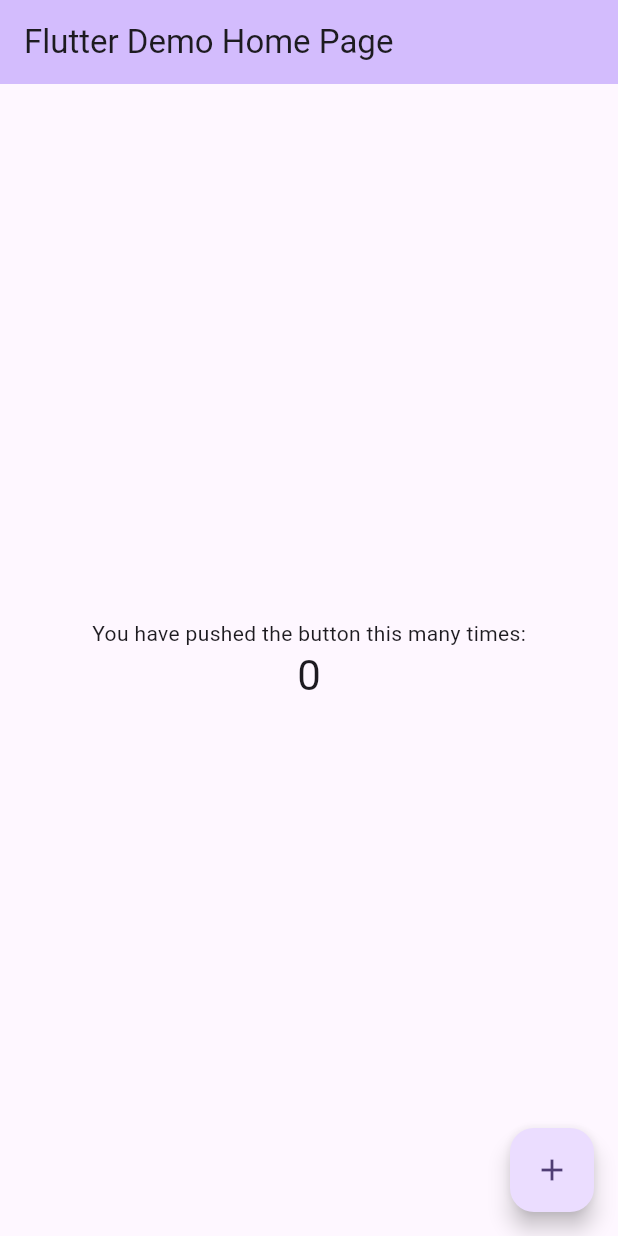
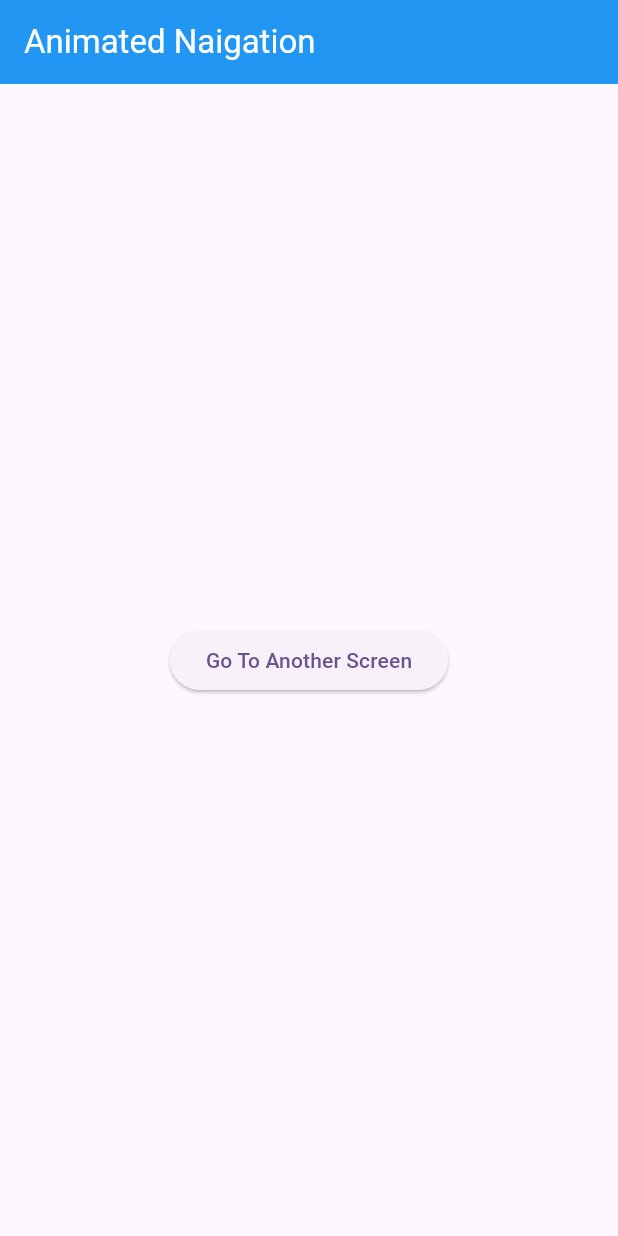
Before and after one commit to techyvivekraj/flutter_animated_nav, a Flutter app: the screen it shows after launch, on a phone screen of 412 x 824 dp. Run offline on Flutter 3.47's test engine with Material 2 defaults, Android fonts, the light colour scheme and no system bars.

Commit message:
Flutter Animated Navigation

```diff
--- a/lib/main.dart
+++ b/lib/main.dart
@@ -1,3 +1,4 @@
+import 'package:animated_nav/screens/home_screen.dart';
 import 'package:flutter/material.dart';
 
 void main() {
@@ -11,115 +12,12 @@ class MyApp extends StatelessWidget {
   @override
   Widget build(BuildContext context) {
     return MaterialApp(
-      title: 'Flutter Demo',
+      title: 'Animated Navigation In Flutter',
       theme: ThemeData(
-        // This is the theme of your application.
-        //
-        // TRY THIS: Try running your application with "flutter run". You'll see
-        // the application has a blue toolbar. Then, without quitting the app,
-        // try changing the seedColor in the colorScheme below to Colors.green
-        // and then invoke "hot reload" (save your changes or press the "hot
-        // reload" button in a Flutter-supported IDE, or press "r" if you used
-        // the command line to start the app).
-        //
-        // Notice that the counter didn't reset back to zero; the application
-        // state is not lost during the reload. To reset the state, use hot
-        // restart instead.
-        //
-        // This works for code too, not just values: Most code changes can be
-        // tested with just a hot reload.
         colorScheme: ColorScheme.fromSeed(seedColor: Colors.deepPurple),
         useMaterial3: true,
       ),
-      home: const MyHomePage(title: 'Flutter Demo Home Page'),
+      home: const HomeScreen(),
     );
   }
 }
-
-class MyHomePage extends StatefulWidget {
-  const MyHomePage({super.key, required this.title});
-
-  // This widget is the home page of your application. It is stateful, meaning
-  // that it has a State object (defined below) that contains fields that affect
-  // how it looks.
-
-  // This class is the configuration for the state. It holds the values (in this
-  // case the title) provided by the parent (in this case the App widget) and
-  // used by the build method of the State. Fields in a Widget subclass are
-  // always marked "final".
-
-  final String title;
-
-  @override
-  State<MyHomePage> createState() => _MyHomePageState();
-}
-
-class _MyHomePageState extends State<MyHomePage> {
-  int _counter = 0;
-
-  void _incrementCounter() {
-    setState(() {
-      // This call to setState tells the Flutter framework that something has
-      // changed in this State, which causes it to rerun the build method below
-      // so that the display can reflect the updated values. If we changed
-      // _counter without calling setState(), then the build method would not be
-      // called again, and so nothing would appear to happen.
-      _counter++;
-    });
-  }
-
-  @override
-  Widget build(BuildContext context) {
-    // This method is rerun every time setState is called, for instance as done
-    // by the _incrementCounter method above.
-    //
-    // The Flutter framework has been optimized to make rerunning build methods
-    // fast, so that you can just rebuild anything that needs updating rather
-    // than having to individually change instances of widgets.
-    return Scaffold(
-      appBar: AppBar(
-        // TRY THIS: Try changing the color here to a specific color (to
-        // Colors.amber, perhaps?) and trigger a hot reload to see the AppBar
-        // change color while the other colors stay the same.
-        backgroundColor: Theme.of(context).colorScheme.inversePrimary,
-        // Here we take the value from the MyHomePage object that was created by
-        // the App.build method, and use it to set our appbar title.
-        title: Text(widget.title),
-      ),
-      body: Center(
-        // Center is a layout widget. It takes a single child and positions it
-        // in the middle of the parent.
-        child: Column(
-          // Column is also a layout widget. It takes a list of children and
-          // arranges them vertically. By default, it sizes itself to fit its
-          // children horizontally, and tries to be as tall as its parent.
-          //
-          // Column has various properties to control how it sizes itself and
-          // how it positions its children. Here we use mainAxisAlignment to
-          // center the children vertically; the main axis here is the vertical
-          // axis because Columns are vertical (the cross axis would be
-          // horizontal).
-          //
-          // TRY THIS: Invoke "debug painting" (choose the "Toggle Debug Paint"
-          // action in the IDE, or press "p" in the console), to see the
-          // wireframe for each widget.
-          mainAxisAlignment: MainAxisAlignment.center,
-          children: <Widget>[
-            const Text(
-              'You have pushed the button this many times:',
-            ),
-            Text(
-              '$_counter',
-              style: Theme.of(context).textTheme.headlineMedium,
-            ),
-          ],
-        ),
-      ),
-      floatingActionButton: FloatingActionButton(
-        onPressed: _incrementCounter,
-        tooltip: 'Increment',
-        child: const Icon(Icons.add),
-      ), // This trailing comma makes auto-formatting nicer for build methods.
-    );
-  }
-}
--- /dev/null
+++ b/lib/screens/home_screen.dart
@@ -0,0 +1,30 @@
+import 'package:animated_nav/screens/another_screen.dart';
+import 'package:animated_nav/utils/custom_router.dart';
+import 'package:flutter/material.dart';
+
+class HomeScreen extends StatefulWidget {
+  const HomeScreen({super.key});
+
+  @override
+  State<HomeScreen> createState() => _HomeScreenState();
+}
+
+class _HomeScreenState extends State<HomeScreen> {
+  @override
+  Widget build(BuildContext context) {
+    return Scaffold(
+      appBar: AppBar(
+        backgroundColor: Colors.blue,
+        foregroundColor: Colors.white,
+        title: const Text("Animated Naigation",),
+      ),
+      body: Center(
+        child: ElevatedButton(
+            onPressed: () {
+              navigateTo(context, const AnotherScreen());
+            },
+            child: const Text("Go To Another Screen")),
+      ),
+    );
+  }
+}
```
Also changed, not shown: lib/screens/another_screen.dart (added, +27 -0 lines), lib/utils/custom_router.dart (added, +20 -0 lines).
